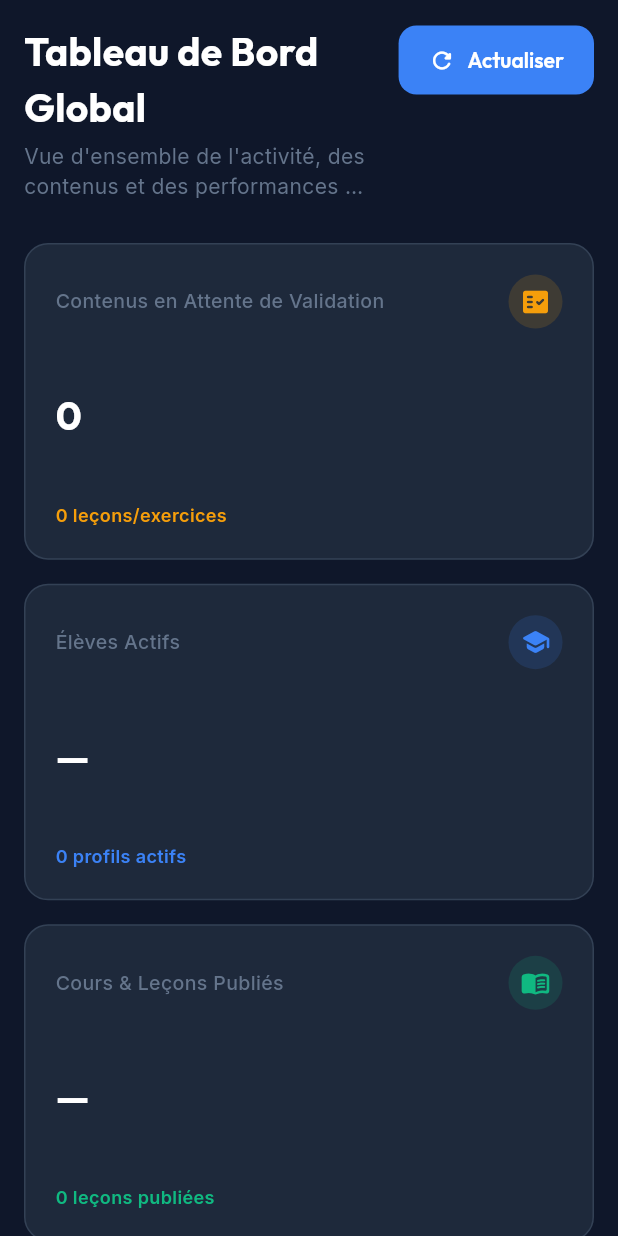
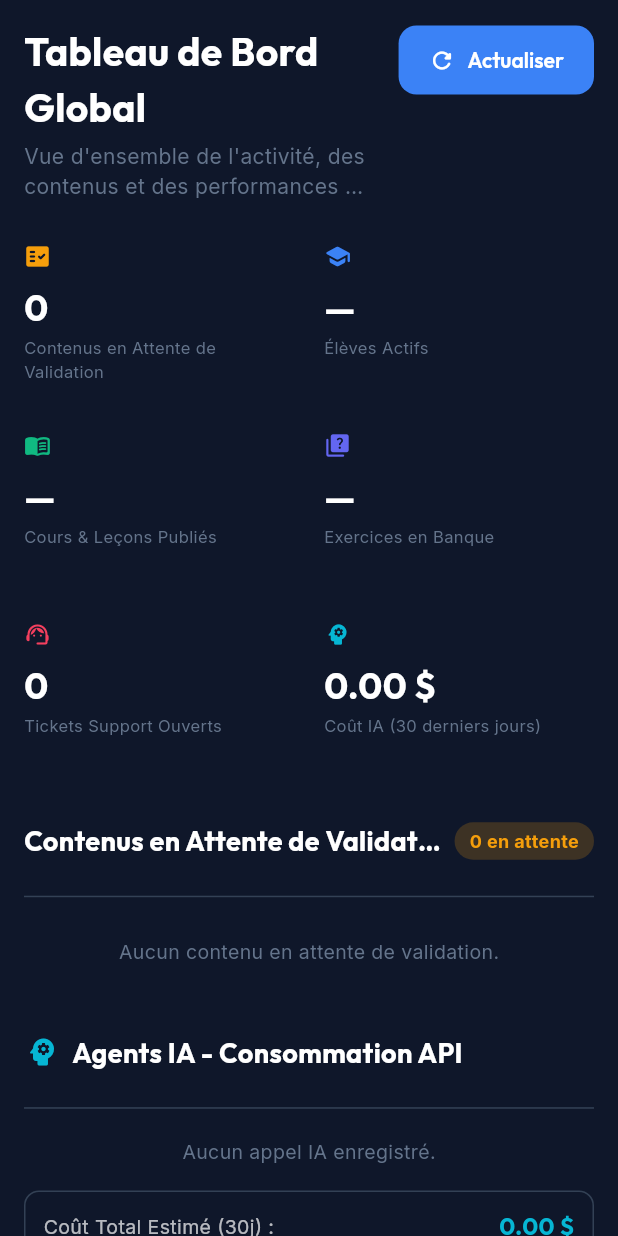
Before and after one commit to ahdybau1/elearning_platform, a Flutter app: the DashboardOverviewScreen widget shown alone on an empty page, opened directly, on a phone screen of 412 x 824 dp. Run offline on Flutter 3.47's test engine with Material 3 defaults, Android fonts, the phone set to English and light mode, and no system bars; our stand-ins replace file_picker, flutter_dotenv, flutter_riverpod, google_fonts, image_picker, pdf and 3 more; missing offline and left inert: dart:html; accounts and stored records are empty.

Commit message:
Aplati le Tableau de Bord sur mobile : retire les cartes bordées redondantes (admin_app)
Suite au même retour utilisateur ("trop de box et d'élément dans un même interface", 2026-09-01),
appliqué au premier écran vu par tout admin :

- Les 6 cartes KPI (Contenus en attente, Élèves actifs, etc.) restaient des Container bordés même
  empilées en 1 colonne sur mobile — 6 cadres identiques les uns sous les autres sans rien séparer
  puisque chacun était déjà seul sur sa ligne. Sous 700px, remplacées par une grille 2 colonnes de
  tuiles nues (icône + chiffre + libellé, sans bordure ni fond), comme les tuiles de stats
  iOS/WhatsApp. Desktop/tablette inchangés (grille de vraies cartes, toujours justifiée là où
  plusieurs colonnes cohabitent).
- Les blocs "Contenus en Attente de Validation" et "Agents IA" restaient chacun dans leur propre
  Container bordé même empilés en pleine largeur sur mobile (juste deux bordures redondantes).
  Sur mobile : plus de cadre, juste le contenu directement sur le fond de page. Layout desktop
  (deux panneaux encadrés côte à côte, flex 3/2) strictement inchangé.

Vérifié : flutter analyze propre. Rebuild release + capture d'écran sur le vrai lien tunnel
confirmant le rendu plat.

Co-Authored-By: Claude Sonnet 5 <noreply@anthropic.com>

```diff
--- a/admin_app/lib/features/dashboard/screens/dashboard_overview_screen.dart
+++ b/admin_app/lib/features/dashboard/screens/dashboard_overview_screen.dart
@@ -110,21 +110,16 @@ class DashboardOverviewScreen extends ConsumerWidget {
           ),
           const SizedBox(height: 28),
 
-          // Overview KPI Cards Grid
+          // Overview KPI Cards Grid — sur mobile (une seule colonne), 5-6 cartes bordées
+          // pleine largeur empilées n'apportaient aucune séparation utile (elles étaient déjà
+          // seules sur leur ligne) : juste des cadres en plus les uns sous les autres. Retour
+          // utilisateur réel très explicite, 2026-09-01 : "trop de box et d'élément dans un
+          // même interface". Sous 700px, on passe donc à une simple grille 2 colonnes de
+          // chiffres nus (comme les tuiles de stats d'iOS/WhatsApp), sans cadre ni fond.
           LayoutBuilder(
             builder: (context, constraints) {
-              final crossAxisCount = constraints.maxWidth > 1100
-                  ? 4
-                  : (constraints.maxWidth > 700 ? 2 : 1);
-              return GridView.count(
-                crossAxisCount: crossAxisCount,
-                crossAxisSpacing: 16,
-                mainAxisSpacing: 16,
-                childAspectRatio: 1.8,
-                shrinkWrap: true,
-                physics: const NeverScrollableScrollPhysics(),
-                children: [
-                  _buildKpiCard(
+              final kpis = [
+                _KpiData(
                   title: 'Contenus en Attente de Validation',
                   value: validationCount.toString(),
                   subtitle: '$validationCount leçons/exercices',
@@ -132,7 +127,7 @@ class DashboardOverviewScreen extends ConsumerWidget {
                   color: AppTheme.accentAmber,
                   isLoading: validationAsync.isLoading,
                 ),
-                  _buildKpiCard(
+                _KpiData(
                   title: 'Élèves Actifs',
                   value: activeProfiles > 0
                       ? _formatCount(activeProfiles)
@@ -142,7 +137,7 @@ class DashboardOverviewScreen extends ConsumerWidget {
                   color: AppTheme.accentBlue,
                   isLoading: activeProfilesAsync.isLoading,
                 ),
-                  _buildKpiCard(
+                _KpiData(
                   title: 'Cours & Leçons Publiés',
                   value: publishedLessons > 0
                       ? _formatCount(publishedLessons)
@@ -152,17 +147,15 @@ class DashboardOverviewScreen extends ConsumerWidget {
                   color: AppTheme.accentEmerald,
                   isLoading: publishedLessonsAsync.isLoading,
                 ),
-                  _buildKpiCard(
+                _KpiData(
                   title: 'Exercices en Banque',
-                    value: exercisesCount > 0
-                        ? _formatCount(exercisesCount)
-                        : '—',
+                  value: exercisesCount > 0 ? _formatCount(exercisesCount) : '—',
                   subtitle: '$exercisesCount exercices au total',
                   icon: Icons.quiz_rounded,
                   color: AppTheme.accentIndigo,
                   isLoading: exercisesAsync.isLoading,
                 ),
-                  _buildKpiCard(
+                _KpiData(
                   title: 'Tickets Support Ouverts',
                   value: openTickets.toString(),
                   subtitle: '$openTickets en attente de traitement',
@@ -173,14 +166,47 @@ class DashboardOverviewScreen extends ConsumerWidget {
                 // Absente entièrement pour un admin sans la permission viewAiCosts — pas de
                 // carte verrouillée qui trahirait l'existence de cette donnée.
                 if (authState.canViewAiCosts)
-                    _buildKpiCard(
+                  _KpiData(
                     title: 'Coût IA (30 derniers jours)',
                     value: '${totalAiCost.toStringAsFixed(2)} \$',
                     subtitle: '${aiCalls.length} appels API',
                     icon: Icons.psychology_rounded,
                     color: AppTheme.accentCyan,
                   ),
-                ],
+              ];
+
+              if (constraints.maxWidth <= 700) {
+                return GridView.count(
+                  crossAxisCount: 2,
+                  crossAxisSpacing: 20,
+                  mainAxisSpacing: 20,
+                  childAspectRatio: 1.7,
+                  shrinkWrap: true,
+                  physics: const NeverScrollableScrollPhysics(),
+                  children: kpis.map((k) => _buildKpiFlat(k)).toList(),
+                );
+              }
+
+              final crossAxisCount = constraints.maxWidth > 1100 ? 4 : 2;
+              return GridView.count(
+                crossAxisCount: crossAxisCount,
+                crossAxisSpacing: 16,
+                mainAxisSpacing: 16,
+                childAspectRatio: 1.8,
+                shrinkWrap: true,
+                physics: const NeverScrollableScrollPhysics(),
+                children: kpis
+                    .map(
+                      (k) => _buildKpiCard(
+                        title: k.title,
+                        value: k.value,
+                        subtitle: k.subtitle,
+                        icon: k.icon,
+                        color: k.color,
+                        isLoading: k.isLoading,
+                      ),
+                    )
+                    .toList(),
               );
             },
           ),
@@ -189,18 +215,14 @@ class DashboardOverviewScreen extends ConsumerWidget {
           // System Activity & Validation Workflow Status Row — 2 colonnes fixes (flex 3/2)
           // sans seuil mobile : sur téléphone chaque boîte n'avait plus que ~50% de largeur,
           // en-têtes tronqués ("Conte...", "Agent...", retour utilisateur réel, 2026-08-30).
-          // Sous 900px, elles s'empilent en pleine largeur.
+          // Sous 900px, elles s'empilent en pleine largeur — et sur mobile, sans cadre du
+          // tout : deux Container bordés empilés n'étaient que des bordures redondantes
+          // autour de sections déjà seules sur l'écran (retour utilisateur réel très
+          // explicite, "trop de box et d'élément dans un même interface", 2026-09-01).
           Builder(
             builder: (context) {
               final isMobile = MediaQuery.of(context).size.width < 900;
-              final validationBox = Container(
-                padding: const EdgeInsets.all(24),
-                decoration: BoxDecoration(
-                  color: AppTheme.primarySurface,
-                  borderRadius: BorderRadius.circular(16),
-                  border: Border.all(color: AppTheme.primaryBorder),
-                ),
-                child: Column(
+              final validationInner = Column(
                   crossAxisAlignment: CrossAxisAlignment.start,
                   children: [
                     Row(
@@ -272,7 +294,17 @@ class DashboardOverviewScreen extends ConsumerWidget {
                       ),
                     ),
                   ],
+                );
+              final validationBox = isMobile
+                  ? validationInner
+                  : Container(
+                      padding: const EdgeInsets.all(24),
+                      decoration: BoxDecoration(
+                        color: AppTheme.primarySurface,
+                        borderRadius: BorderRadius.circular(16),
+                        border: Border.all(color: AppTheme.primaryBorder),
                       ),
+                      child: validationInner,
                     );
 
               // Absente entièrement sans la permission viewAiCosts — même principe que la carte
@@ -281,14 +313,7 @@ class DashboardOverviewScreen extends ConsumerWidget {
                 return validationBox;
               }
 
-              final aiUsageBox = Container(
-                padding: const EdgeInsets.all(24),
-                decoration: BoxDecoration(
-                  color: AppTheme.primarySurface,
-                  borderRadius: BorderRadius.circular(16),
-                  border: Border.all(color: AppTheme.primaryBorder),
-                ),
-                child: Column(
+              final aiUsageInner = Column(
                   crossAxisAlignment: CrossAxisAlignment.start,
                   children: [
                     Row(
@@ -378,7 +403,17 @@ class DashboardOverviewScreen extends ConsumerWidget {
                       ),
                     ),
                   ],
+                );
+              final aiUsageBox = isMobile
+                  ? aiUsageInner
+                  : Container(
+                      padding: const EdgeInsets.all(24),
+                      decoration: BoxDecoration(
+                        color: AppTheme.primarySurface,
+                        borderRadius: BorderRadius.circular(16),
+                        border: Border.all(color: AppTheme.primaryBorder),
                       ),
+                      child: aiUsageInner,
                     );
 
               if (isMobile) {
@@ -482,6 +517,40 @@ class DashboardOverviewScreen extends ConsumerWidget {
     );
   }
 
+  /// Rendu plat sur mobile : une simple tuile chiffre + libellé, sans cadre ni fond — 6
+  /// cartes bordées pleine largeur empilées n'ajoutaient qu'une répétition de bordures sans
+  /// séparer quoi que ce soit (retour utilisateur réel, 2026-09-01).
+  Widget _buildKpiFlat(_KpiData k) {
+    return Column(
+      crossAxisAlignment: CrossAxisAlignment.start,
+      children: [
+        Icon(k.icon, color: k.color, size: 18),
+        const SizedBox(height: 8),
+        k.isLoading
+            ? SizedBox(
+                width: 20,
+                height: 20,
+                child: CircularProgressIndicator(strokeWidth: 2.5, color: k.color),
+              )
+            : Text(
+                k.value,
+                style: GoogleFonts.outfit(
+                  fontSize: 24,
+                  fontWeight: FontWeight.bold,
+                  color: Colors.white,
+                ),
+              ),
+        const SizedBox(height: 2),
+        Text(
+          k.title,
+          style: GoogleFonts.inter(fontSize: 11, color: AppTheme.textMuted),
+          overflow: TextOverflow.ellipsis,
+          maxLines: 2,
+        ),
+      ],
+    );
+  }
+
   Widget _buildValidationItem(WidgetRef ref, dynamic item) {
     final title = item.title ?? 'Titre inconnu';
     final author = item.authorId ?? '';
@@ -578,3 +647,21 @@ class DashboardOverviewScreen extends ConsumerWidget {
     );
   }
 }
+
+class _KpiData {
+  final String title;
+  final String value;
+  final String subtitle;
+  final IconData icon;
+  final Color color;
+  final bool isLoading;
+
+  _KpiData({
+    required this.title,
+    required this.value,
+    required this.subtitle,
+    required this.icon,
+    required this.color,
+    this.isLoading = false,
+  });
+}
```
Lines whose indentation alone changed are shown as unchanged.
